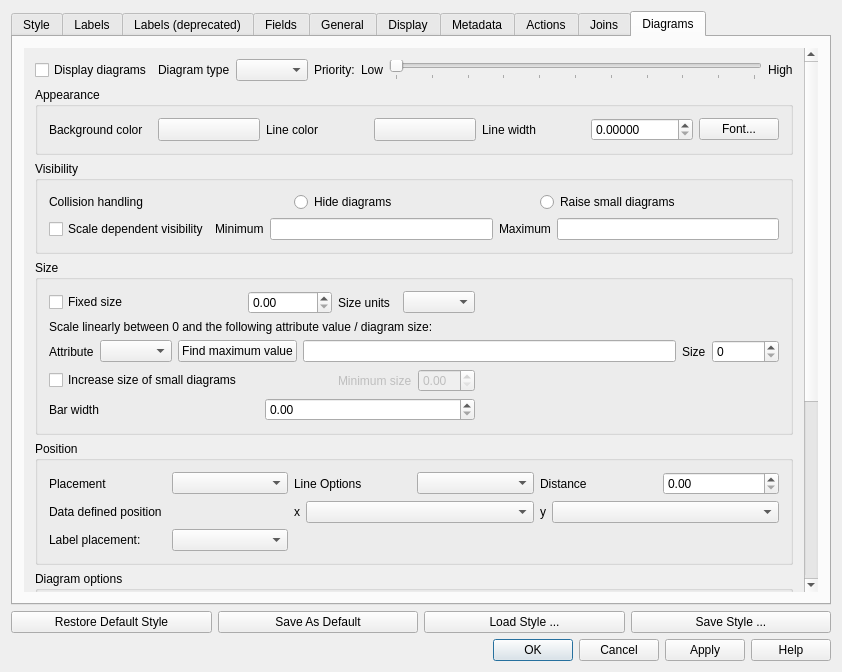
Above: src/ui/qgsvectorlayerpropertiesbase.ui from qgis/QGIS before the change. Below: the same form after it.
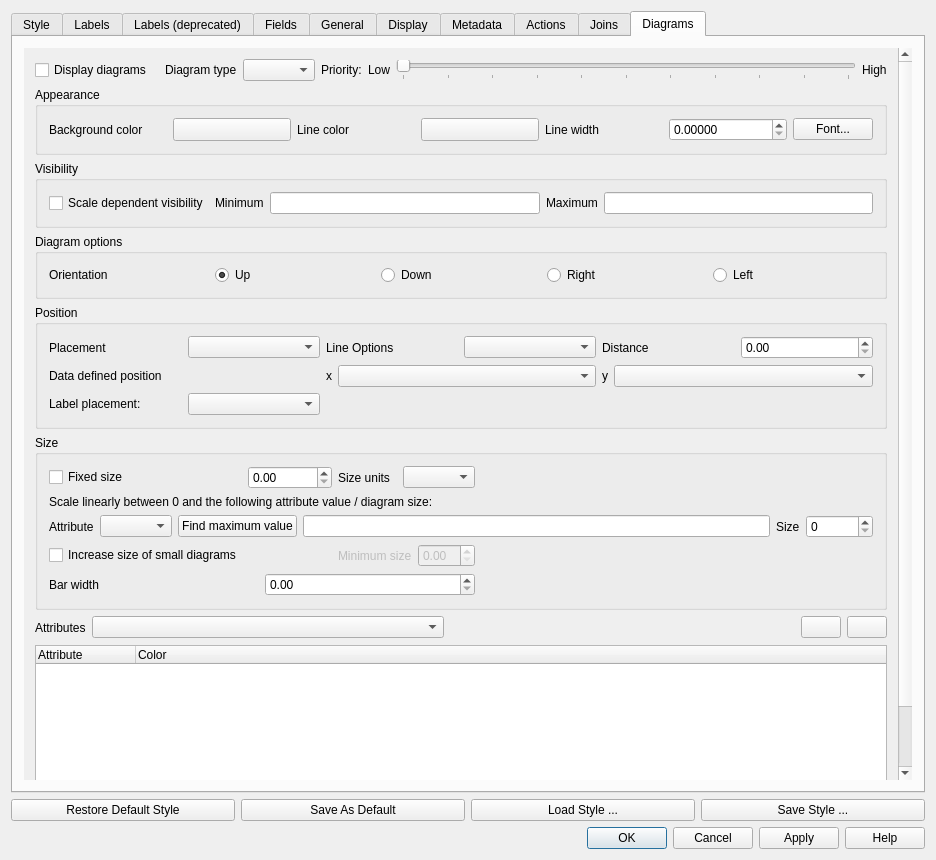
That is the form after the change. The open tabs and pages were chosen to show the change. Icons and pictures are not drawn. Custom widgets are drawn as their Qt base class.

Commit message: Diagram option page reloaded, pt. 1

Diff of the .ui file:
```diff
--- a/src/ui/qgsvectorlayerpropertiesbase.ui
+++ b/src/ui/qgsvectorlayerpropertiesbase.ui
@@ -6,8 +6,8 @@
    <rect>
     <x>0</x>
     <y>0</y>
-    <width>842</width>
-    <height>672</height>
+    <width>936</width>
+    <height>860</height>
    </rect>
   </property>
   <property name="windowTitle">
@@ -66,7 +66,7 @@
    <item row="1" column="0">
     <widget class="QTabWidget" name="tabWidget">
      <property name="currentIndex">
-      <number>2</number>
+      <number>9</number>
      </property>
      <property name="iconSize">
       <size>
@@ -273,7 +273,7 @@
          </property>
          <property name="icon">
           <iconset>
-           <normaloff>M:/../.designer/xpm/new_attribute.png</normaloff>M:/../.designer/xpm/new_attribute.png</iconset>
+           <normaloff>.designer/xpm/new_attribute.png</normaloff>.designer/xpm/new_attribute.png</iconset>
          </property>
          <property name="shortcut">
           <string>Ctrl+N</string>
@@ -290,7 +290,7 @@
          </property>
          <property name="icon">
           <iconset>
-           <normaloff>M:/../.designer/xpm/delete_attribute.png</normaloff>M:/../.designer/xpm/delete_attribute.png</iconset>
+           <normaloff>.designer/xpm/delete_attribute.png</normaloff>.designer/xpm/delete_attribute.png</iconset>
          </property>
          <property name="shortcut">
           <string>Ctrl+X</string>
@@ -391,8 +391,8 @@
            <rect>
             <x>0</x>
             <y>0</y>
-            <width>820</width>
-            <height>558</height>
+            <width>914</width>
+            <height>746</height>
            </rect>
           </property>
           <layout class="QGridLayout" name="gridLayout_3">
@@ -760,8 +760,8 @@
            <rect>
             <x>0</x>
             <y>0</y>
-            <width>802</width>
-            <height>540</height>
+            <width>896</width>
+            <height>728</height>
            </rect>
           </property>
           <layout class="QVBoxLayout" name="verticalLayout">
@@ -872,8 +872,8 @@
            <rect>
             <x>0</x>
             <y>0</y>
-            <width>802</width>
-            <height>540</height>
+            <width>896</width>
+            <height>728</height>
            </rect>
           </property>
           <layout class="QGridLayout" name="gridLayout_17">
@@ -965,13 +965,13 @@
            <rect>
             <x>0</x>
             <y>0</y>
-            <width>706</width>
-            <height>574</height>
+            <width>880</width>
+            <height>737</height>
            </rect>
           </property>
           <layout class="QGridLayout" name="gridLayout_16">
            <item row="0" column="2" colspan="4">
-            <layout class="QHBoxLayout" name="horizontalLayout_4">
+            <layout class="QHBoxLayout" name="mPriorityGroup">
              <item>
               <widget class="QLabel" name="mPriorityLabel">
                <property name="text">
@@ -1017,7 +1017,249 @@
              </item>
             </layout>
            </item>
-           <item row="7" column="0" colspan="6">
+           <item row="0" column="0" colspan="2">
+            <layout class="QHBoxLayout" name="horizontalLayout_18">
+             <item>
+              <widget class="QCheckBox" name="mDisplayDiagramsCheckBox">
+               <property name="text">
+                <string>Display diagrams</string>
+               </property>
+              </widget>
+             </item>
+             <item>
+              <layout class="QHBoxLayout" name="mDiagramTypeGroup">
+               <property name="spacing">
+                <number>6</number>
+               </property>
+               <property name="margin">
+                <number>0</number>
+               </property>
+               <item>
+                <widget class="QLabel" name="mTypeLabel">
+                 <property name="text">
+                  <string>Diagram type</string>
+                 </property>
+                </widget>
+               </item>
+               <item>
+                <widget class="QComboBox" name="mDiagramTypeComboBox"/>
+               </item>
+              </layout>
+             </item>
+            </layout>
+           </item>
+           <item row="5" column="0" colspan="6">
+            <layout class="QVBoxLayout" name="mDiagramPropertiesGroup">
+             <item>
+              <widget class="QGroupBox" name="mAppearanceGroupBox">
+               <property name="title">
+                <string>Appearance</string>
+               </property>
+               <layout class="QGridLayout" name="gridLayout_13">
+                <item row="1" column="1">
+                 <layout class="QHBoxLayout" name="horizontalLayout_11">
+                  <item>
+                   <widget class="QLabel" name="mPenColorLabel">
+                    <property name="text">
+                     <string>Line color</string>
+                    </property>
+                   </widget>
+                  </item>
+                  <item>
+                   <widget class="QgsColorButton" name="mDiagramPenColorButton">
+                    <property name="sizePolicy">
+                     <sizepolicy hsizetype="Minimum" vsizetype="Minimum">
+                      <horstretch>0</horstretch>
+                      <verstretch>0</verstretch>
+                     </sizepolicy>
+                    </property>
+                    <property name="minimumSize">
+                     <size>
+                      <width>25</width>
+                      <height>0</height>
+                     </size>
+                    </property>
+                    <property name="text">
+                     <string/>
+                    </property>
+                   </widget>
+                  </item>
+                 </layout>
+                </item>
+                <item row="1" column="2">
+                 <layout class="QHBoxLayout" name="horizontalLayout_16">
+                  <item>
+                   <widget class="QLabel" name="mPenWidthLabel">
+                    <property name="text">
+                     <string>Line width</string>
+                    </property>
+                   </widget>
+                  </item>
+                  <item>
+                   <widget class="QDoubleSpinBox" name="mPenWidthSpinBox">
+                    <property name="decimals">
+                     <number>5</number>
+                    </property>
+                    <property name="maximum">
+                     <double>99999.990000000005239</double>
+                    </property>
+                   </widget>
+                  </item>
+                 </layout>
+                </item>
+                <item row="1" column="0">
+                 <layout class="QHBoxLayout" name="horizontalLayout_8">
+                  <item>
+                   <layout class="QHBoxLayout" name="horizontalLayout_10">
+                    <item>
+                     <widget class="QLabel" name="mBackgroundColorLabel">
+                      <property name="text">
+                       <string>Background color</string>
+                      </property>
+                     </widget>
+                    </item>
+                    <item>
+                     <widget class="QgsColorButton" name="mBackgroundColorButton">
+                      <property name="sizePolicy">
+                       <sizepolicy hsizetype="Minimum" vsizetype="Minimum">
+                        <horstretch>0</horstretch>
+                        <verstretch>0</verstretch>
+                       </sizepolicy>
+                      </property>
+                      <property name="minimumSize">
+                       <size>
+                        <width>25</width>
+                        <height>0</height>
+                       </size>
+                      </property>
+                      <property name="text">
+                       <string/>
+                      </property>
+                     </widget>
+                    </item>
+                   </layout>
+                  </item>
+                 </layout>
+                </item>
+                <item row="1" column="3">
+                 <widget class="QPushButton" name="mDiagramFontButton">
+                  <property name="sizePolicy">
+                   <sizepolicy hsizetype="Fixed" vsizetype="Fixed">
+                    <horstretch>0</horstretch>
+                    <verstretch>0</verstretch>
+                   </sizepolicy>
+                  </property>
+                  <property name="text">
+                   <string>Font...</string>
+                  </property>
+                 </widget>
+                </item>
+               </layout>
+              </widget>
+             </item>
+             <item>
+              <widget class="QGroupBox" name="mVisibilityGroupBox">
+               <property name="title">
+                <string>Visibility</string>
+               </property>
+               <layout class="QGridLayout" name="gridLayout_18">
+                <item row="0" column="0" colspan="2">
+                 <layout class="QHBoxLayout" name="horizontalLayout_13">
+                  <item>
+                   <widget class="QCheckBox" name="mScaleDependentDiagramVisibilityCheckBox">
+                    <property name="text">
+                     <string>Scale dependent visibility</string>
+                    </property>
+                   </widget>
+                  </item>
+                  <item>
+                   <widget class="QLabel" name="mMinimumDiagramScaleLabel">
+                    <property name="text">
+                     <string>Minimum</string>
+                    </property>
+                   </widget>
+                  </item>
+                  <item>
+                   <widget class="QLineEdit" name="mMinimumDiagramScaleLineEdit"/>
+                  </item>
+                  <item>
+                   <widget class="QLabel" name="mMaximumDiagramScaleLabel">
+                    <property name="text">
+                     <string>Maximum</string>
+                    </property>
+                   </widget>
+                  </item>
+                  <item>
+                   <widget class="QLineEdit" name="mMaximumDiagramScaleLineEdit"/>
+                  </item>
+                 </layout>
+                </item>
+               </layout>
+              </widget>
+             </item>
+             <item>
+              <widget class="QGroupBox" name="mDiagramOptionsGroupBox">
+               <property name="title">
+                <string>Diagram options</string>
+               </property>
+               <property name="checkable">
+                <bool>false</bool>
+               </property>
+               <layout class="QGridLayout" name="diagramOptionsGroupBox">
+                <item row="1" column="1">
+                 <widget class="QRadioButton" name="mOrientationUpButton">
+                  <property name="text">
+                   <string>Up</string>
+                  </property>
+                  <property name="checked">
+                   <bool>true</bool>
+                  </property>
+                  <attribute name="buttonGroup">
+                   <string>mOrientationButtonGroup</string>
+                  </attribute>
+                 </widget>
+                </item>
+                <item row="1" column="4">
+                 <widget class="QRadioButton" name="mOrientationLeftButton">
+                  <property name="text">
+                   <string>Left</string>
+                  </property>
+                  <attribute name="buttonGroup">
+                   <string>mOrientationButtonGroup</string>
+                  </attribute>
+                 </widget>
+                </item>
+                <item row="1" column="3">
+                 <widget class="QRadioButton" name="mOrientationRightButton">
+                  <property name="text">
+                   <string>Right</string>
+                  </property>
+                  <attribute name="buttonGroup">
+                   <string>mOrientationButtonGroup</string>
+                  </attribute>
+                 </widget>
+                </item>
+                <item row="1" column="2">
+                 <widget class="QRadioButton" name="mOrientationDownButton">
+                  <property name="text">
+                   <string>Down</string>
+                  </property>
+                  <attribute name="buttonGroup">
+                   <string>mOrientationButtonGroup</string>
+                  </attribute>
+                 </widget>
+                </item>
+                <item row="1" column="0">
+                 <widget class="QLabel" name="label_5">
+                  <property name="text">
+                   <string>Orientation</string>
+                  </property>
+                 </widget>
+                </item>
+               </layout>
+              </widget>
+             </item>
+             <item>
             <widget class="QGroupBox" name="mPlacementGroupBox">
              <property name="title">
               <string>Position</string>
@@ -1136,88 +1378,7 @@
              </layout>
             </widget>
            </item>
-           <item row="9" column="0">
-            <widget class="QLabel" name="mAttributesLabel">
-             <property name="text">
-              <string>Attributes</string>
-             </property>
-            </widget>
-           </item>
-           <item row="9" column="1" colspan="2">
-            <widget class="QComboBox" name="mDiagramAttributesComboBox">
-             <property name="sizePolicy">
-              <sizepolicy hsizetype="Expanding" vsizetype="Fixed">
-               <horstretch>0</horstretch>
-               <verstretch>0</verstretch>
-              </sizepolicy>
-             </property>
-            </widget>
-           </item>
-           <item row="9" column="3">
-            <spacer name="horizontalSpacer_3">
-             <property name="orientation">
-              <enum>Qt::Horizontal</enum>
-             </property>
-             <property name="sizeHint" stdset="0">
-              <size>
-               <width>241</width>
-               <height>23</height>
-              </size>
-             </property>
-            </spacer>
-           </item>
-           <item row="9" column="4">
-            <widget class="QPushButton" name="mRemoveCategoryPushButton">
-             <property name="sizePolicy">
-              <sizepolicy hsizetype="Fixed" vsizetype="Fixed">
-               <horstretch>0</horstretch>
-               <verstretch>0</verstretch>
-              </sizepolicy>
-             </property>
-             <property name="text">
-              <string/>
-             </property>
-             <property name="icon">
-              <iconset resource="../../images/images.qrc">
-               <normaloff>:/images/themes/default/symbologyRemove.png</normaloff>:/images/themes/default/symbologyRemove.png</iconset>
-             </property>
-            </widget>
-           </item>
-           <item row="9" column="5">
-            <widget class="QPushButton" name="mAddCategoryPushButton">
-             <property name="sizePolicy">
-              <sizepolicy hsizetype="Fixed" vsizetype="Fixed">
-               <horstretch>0</horstretch>
-               <verstretch>0</verstretch>
-              </sizepolicy>
-             </property>
-             <property name="text">
-              <string/>
-             </property>
-             <property name="icon">
-              <iconset resource="../../images/images.qrc">
-               <normaloff>:/images/themes/default/symbologyAdd.png</normaloff>:/images/themes/default/symbologyAdd.png</iconset>
-             </property>
-            </widget>
-           </item>
-           <item row="10" column="0" colspan="6">
-            <widget class="QTreeWidget" name="mDiagramAttributesTreeWidget">
-             <property name="columnCount">
-              <number>2</number>
-             </property>
-             <column>
-              <property name="text">
-               <string>Attribute</string>
-              </property>
-             </column>
-             <column>
-              <property name="text">
-               <string>Color</string>
-              </property>
-             </column>
-            </widget>
-           </item>
-           <item row="6" column="0" colspan="6">
+             <item>
             <widget class="QGroupBox" name="mSizeGroupBox">
              <property name="title">
               <string>Size</string>
@@ -1356,7 +1517,7 @@
               <item row="6" column="0" colspan="3">
                <layout class="QHBoxLayout" name="mBarWidthLayout">
                 <item>
-                 <widget class="QLabel" name="label_6">
+                   <widget class="QLabel" name="mBarWidthLabel">
                   <property name="text">
                    <string>Bar width</string>
                   </property>
@@ -1370,160 +1531,57 @@
              </layout>
             </widget>
            </item>
-           <item row="4" column="0" colspan="6">
-            <widget class="QGroupBox" name="groupBox">
-             <property name="title">
-              <string>Visibility</string>
-             </property>
-             <layout class="QGridLayout" name="gridLayout_18">
-              <item row="1" column="0" colspan="3">
-               <layout class="QHBoxLayout" name="horizontalLayout_13">
                 <item>
-                 <widget class="QCheckBox" name="mScaleDependentDiagramVisibilityCheckBox">
-                  <property name="text">
-                   <string>Scale dependent visibility</string>
-                  </property>
-                 </widget>
-                </item>
+              <layout class="QHBoxLayout" name="horizontalLayout_17">
                 <item>
-                 <widget class="QLabel" name="mMinimumDiagramScaleLabel">
+                <widget class="QLabel" name="mAttributesLabel">
                   <property name="text">
-                   <string>Minimum</string>
+                  <string>Attributes</string>
                   </property>
                  </widget>
                 </item>
                 <item>
-                 <widget class="QLineEdit" name="mMinimumDiagramScaleLineEdit"/>
-                </item>
-                <item>
-                 <widget class="QLabel" name="mMaximumDiagramScaleLabel">
-                  <property name="text">
-                   <string>Maximum</string>
-                  </property>
-                 </widget>
-                </item>
-                <item>
-                 <widget class="QLineEdit" name="mMaximumDiagramScaleLineEdit"/>
-                </item>
-               </layout>
-              </item>
-              <item row="0" column="0">
-               <widget class="QLabel" name="label_4">
-                <property name="text">
-                 <string>Collision handling</string>
-                </property>
-               </widget>
-              </item>
-              <item row="0" column="1">
-               <widget class="QRadioButton" name="radioButton_2">
-                <property name="text">
-                 <string>Hide diagrams</string>
-                </property>
-               </widget>
-              </item>
-              <item row="0" column="2">
-               <widget class="QRadioButton" name="radioButton">
-                <property name="text">
-                 <string>Raise small diagrams</string>
-                </property>
-               </widget>
-              </item>
-             </layout>
-            </widget>
-           </item>
-           <item row="3" column="0" colspan="6">
-            <widget class="QGroupBox" name="mAppearanceGroupBox">
-             <property name="title">
-              <string>Appearance</string>
-             </property>
-             <layout class="QGridLayout" name="gridLayout_13">
-              <item row="1" column="1">
-               <layout class="QHBoxLayout" name="horizontalLayout_11">
-                <item>
-                 <widget class="QLabel" name="mPenColorLabel">
-                  <property name="text">
-                   <string>Line color</string>
-                  </property>
-                 </widget>
-                </item>
-                <item>
-                 <widget class="QgsColorButton" name="mDiagramPenColorButton">
+                <widget class="QComboBox" name="mDiagramAttributesComboBox">
                   <property name="sizePolicy">
-                   <sizepolicy hsizetype="Minimum" vsizetype="Minimum">
+                  <sizepolicy hsizetype="Expanding" vsizetype="Fixed">
                     <horstretch>0</horstretch>
                     <verstretch>0</verstretch>
                    </sizepolicy>
                   </property>
-                  <property name="minimumSize">
-                   <size>
-                    <width>25</width>
-                    <height>0</height>
-                   </size>
-                  </property>
-                  <property name="text">
-                   <string/>
-                  </property>
-                 </widget>
-                </item>
-               </layout>
-              </item>
-              <item row="1" column="2">
-               <layout class="QHBoxLayout" name="horizontalLayout_16">
+                </widget>
+               </item>
                 <item>
-                 <widget class="QLabel" name="mPenWidthLabel">
-                  <property name="text">
-                   <string>Line width</string>
-                  </property>
-                 </widget>
-                </item>
-                <item>
-                 <widget class="QDoubleSpinBox" name="mPenWidthSpinBox">
-                  <property name="decimals">
-                   <number>5</number>
-                  </property>
-                  <property name="maximum">
-                   <double>99999.990000000005239</double>
-                  </property>
-                 </widget>
-                </item>
-               </layout>
-              </item>
-              <item row="1" column="0">
-               <layout class="QHBoxLayout" name="horizontalLayout_8">
+                <spacer name="horizontalSpacer_3">
+                 <property name="orientation">
+                  <enum>Qt::Horizontal</enum>
+                 </property>
+                 <property name="sizeHint" stdset="0">
+                  <size>
+                   <width>241</width>
+                   <height>23</height>
+                  </size>
+                 </property>
+                </spacer>
+               </item>
                 <item>
-                 <layout class="QHBoxLayout" name="horizontalLayout_10">
-                  <item>
-                   <widget class="QLabel" name="mBackgroundColorLabel">
-                    <property name="text">
-                     <string>Background color</string>
-                    </property>
-                   </widget>
-                  </item>
-                  <item>
-                   <widget class="QgsColorButton" name="mBackgroundColorButton">
+                <widget class="QPushButton" name="mRemoveCategoryPushButton">
                     <property name="sizePolicy">
-                     <sizepolicy hsizetype="Minimum" vsizetype="Minimum">
+                  <sizepolicy hsizetype="Fixed" vsizetype="Fixed">
                       <horstretch>0</horstretch>
                       <verstretch>0</verstretch>
                      </sizepolicy>
                     </property>
-                    <property name="minimumSize">
-                     <size>
-                      <width>25</width>
-                      <height>0</height>
-                     </size>
-                    </property>
                     <property name="text">
                      <string/>
                     </property>
-                   </widget>
-                  </item>
-                 </layout>
-                </item>
-               </layout>
-              </item>
-              <item row="1" column="3">
-               <widget class="QPushButton" name="mDiagramFontButton">
+                 <property name="icon">
+                  <iconset resource="../../images/images.qrc">
+                   <normaloff>:/images/themes/default/symbologyRemove.png</normaloff>:/images/themes/default/symbologyRemove.png</iconset>
+                 </property>
+                </widget>
+               </item>
+               <item>
+                <widget class="QPushButton" name="mAddCategoryPushButton">
                 <property name="sizePolicy">
                  <sizepolicy hsizetype="Fixed" vsizetype="Fixed">
                   <horstretch>0</horstretch>
@@ -1531,105 +1589,34 @@
                  </sizepolicy>
                 </property>
                 <property name="text">
-                 <string>Font...</string>
-                </property>
+                  <string/>
+                 </property>
+                 <property name="icon">
+                  <iconset resource="../../images/images.qrc">
+                   <normaloff>:/images/themes/default/symbologyAdd.png</normaloff>:/images/themes/default/symbologyAdd.png</iconset>
+                 </property>
                </widget>
               </item>
              </layout>
-            </widget>
-           </item>
-           <item row="0" column="0" colspan="2">
-            <layout class="QHBoxLayout" name="horizontalLayout_18">
+             </item>
              <item>
-              <widget class="QCheckBox" name="mDisplayDiagramsCheckBox">
-               <property name="text">
-                <string>Display diagrams</string>
+              <widget class="QTreeWidget" name="mDiagramAttributesTreeWidget">
+               <property name="columnCount">
+                <number>2</number>
                </property>
-              </widget>
-             </item>
-             <item>
-              <layout class="QHBoxLayout" name="_2">
-               <property name="spacing">
-                <number>6</number>
-               </property>
-               <property name="margin">
-                <number>0</number>
-               </property>
-               <item>
-                <widget class="QLabel" name="mTypeLabel">
+               <column>
                  <property name="text">
-                  <string>Diagram type</string>
-                 </property>
-                </widget>
-               </item>
-               <item>
-                <widget class="QComboBox" name="mDiagramTypeComboBox"/>
-               </item>
-              </layout>
-             </item>
-            </layout>
-           </item>
-           <item row="8" column="0" colspan="6">
-            <widget class="QGroupBox" name="groupBox_2">
-             <property name="title">
-              <string>Diagram options</string>
-             </property>
-             <property name="checkable">
-              <bool>false</bool>
-             </property>
-             <layout class="QGridLayout" name="diagramOptionsGroupBox">
-              <item row="1" column="1">
-               <widget class="QRadioButton" name="mOrientationUpButton">
+                 <string>Attribute</string>
+                </property>
+               </column>
+               <column>
                 <property name="text">
-                 <string>Up</string>
+                 <string>Color</string>
                 </property>
-                <property name="checked">
-                 <bool>true</bool>
-                </property>
-                <attribute name="buttonGroup">
-                 <string>mOrientationButtonGroup</string>
-                </attribute>
-               </widget>
-              </item>
-              <item row="1" column="4">
-               <widget class="QRadioButton" name="mOrientationLeftButton">
-                <property name="text">
-                 <string>Left</string>
-                </property>
-                <attribute name="buttonGroup">
-                 <string>mOrientationButtonGroup</string>
-                </attribute>
-               </widget>
-              </item>
-              <item row="1" column="3">
-               <widget class="QRadioButton" name="mOrientationRightButton">
-                <property name="text">
-                 <string>Right</string>
-                </property>
-                <attribute name="buttonGroup">
-                 <string>mOrientationButtonGroup</string>
-                </attribute>
-               </widget>
-              </item>
-              <item row="1" column="2">
-               <widget class="QRadioButton" name="mOrientationDownButton">
-                <property name="text">
-                 <string>Down</string>
-                </property>
-                <attribute name="buttonGroup">
-                 <string>mOrientationButtonGroup</string>
-                </attribute>
-               </widget>
-              </item>
-              <item row="1" column="0">
-               <widget class="QLabel" name="label_5">
-                <property name="text">
-                 <string>Orientation</string>
-                </property>
-               </widget>
-              </item>
-             </layout>
-            </widget>
+               </column>
+              </widget>
+             </item>
+            </layout>
            </item>
           </layout>
          </widget>
```
Lines whose indentation alone changed are shown as unchanged. The commit also changes 2 other files.
